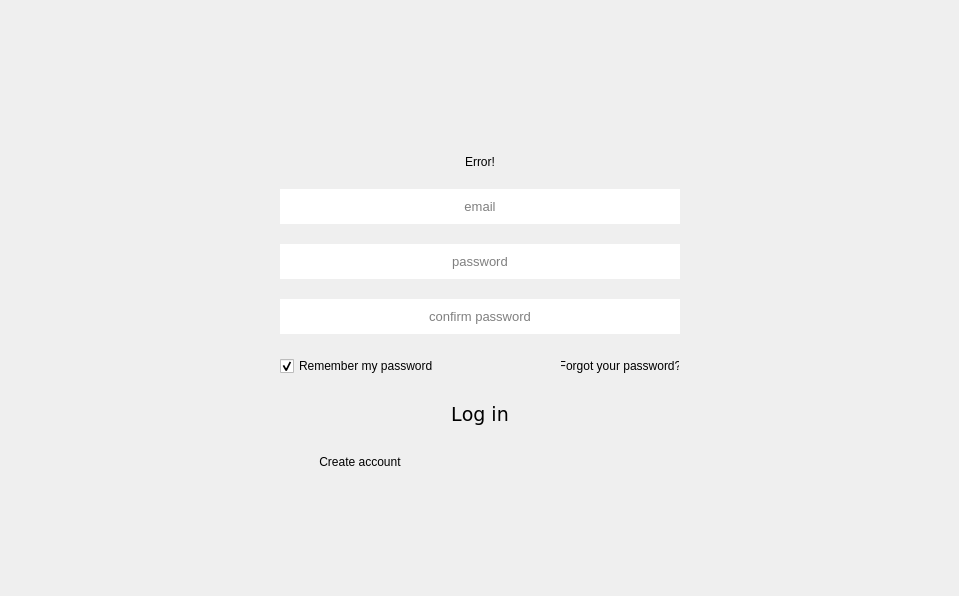
Old version of the form Sources/login_window.ui in the repository JerryShe/O-Reader.
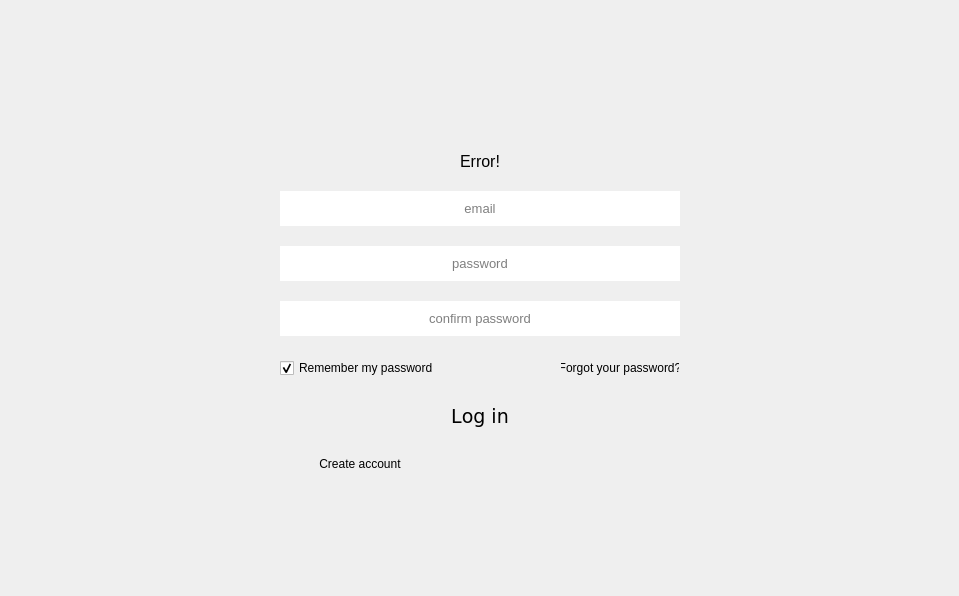
New version of the form. Icons and pictures are not drawn.

Diff of the .ui file:
```diff
--- a/Sources/login_window.ui
+++ b/Sources/login_window.ui
@@ -33,16 +33,16 @@
     <widget class="QWidget" name="MainWidget" native="true">
      <layout class="QGridLayout" name="gridLayout_2">
       <property name="leftMargin">
-       <number>0</number>
+       <number>3</number>
       </property>
       <property name="topMargin">
-       <number>0</number>
+       <number>3</number>
       </property>
       <property name="rightMargin">
-       <number>0</number>
+       <number>3</number>
       </property>
       <property name="bottomMargin">
-       <number>0</number>
+       <number>3</number>
       </property>
       <property name="spacing">
        <number>0</number>
@@ -271,6 +271,11 @@
         </item>
         <item>
          <widget class="QLabel" name="Error">
+          <property name="font">
+           <font>
+            <pointsize>12</pointsize>
+           </font>
+          </property>
           <property name="text">
            <string>Error!</string>
           </property>
```
